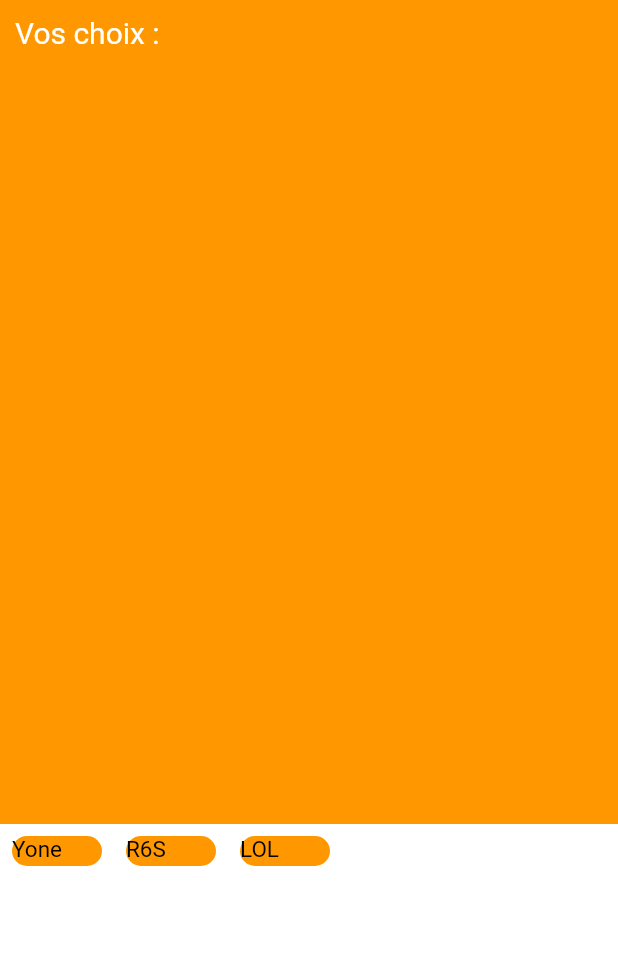
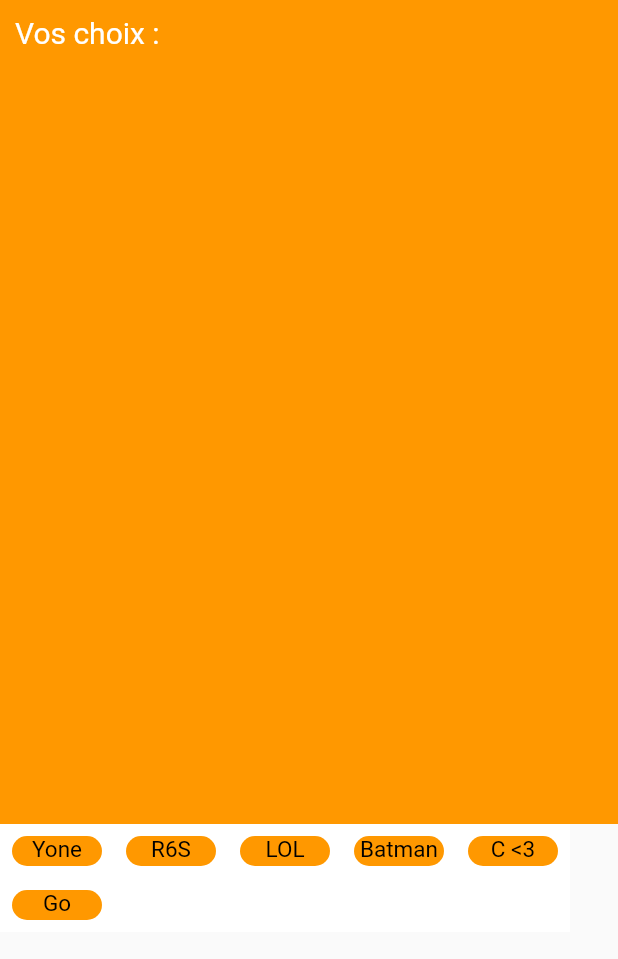
Before and after one commit to YanisGitHubCours/tp_flutter, a Flutter app: the screen it shows after launch, on a phone screen of 412 x 824 dp. Shown: the top 959 px of the screen. Run offline on Flutter 3.47's test engine with Material 2 defaults, Android fonts, the phone set to English and light mode, and no system bars; missing offline and left inert: dart:ffi.

Commit message:
change row to wrap for display all items correctly

```diff
--- a/lib/choice_item.dart
+++ b/lib/choice_item.dart
@@ -1,5 +1,5 @@
 import 'package:flutter/material.dart';
-import 'package:tp/Item.dart';
+import 'package:tp/item.dart';
 
 class ChoiceItems extends StatelessWidget {
   final Item myItem;
@@ -19,6 +19,7 @@ class ChoiceItems extends StatelessWidget {
         height: 20,
         child: Text(
           myItem.title,
+          textAlign: TextAlign.center,
           style: TextStyle(
             color: Colors.black,
             fontSize: 15,
@@ -27,7 +28,7 @@ class ChoiceItems extends StatelessWidget {
         decoration: BoxDecoration(
             color: Colors.orange,
             borderRadius: BorderRadius.all(
-              Radius.circular(25.0),
+              Radius.circular(15.0),
             )),
       ),
     );
--- a/lib/footer.dart
+++ b/lib/footer.dart
@@ -1,10 +1,10 @@
 import 'package:flutter/material.dart';
 import 'choice_item.dart';
-import 'package:tp/Item.dart';
+import 'package:tp/item.dart';
 
 class Footer extends StatelessWidget {
-  final List<Item> _items = List.generate(3, (int index) {
-    final List<String> _tag = ["Yone", "R6S", "LOL"];
+  final List<Item> _items = List.generate(6, (int index) {
+    final List<String> _tag = ["Yone", "R6S", "LOL", "Batman", "C <3", "Go"];
     return Item(_tag[index]);
   });
 
@@ -13,25 +13,24 @@ class Footer extends StatelessWidget {
     return Scaffold(
       body: Container(
         color: Colors.white,
-          child: Align(
-            alignment: Alignment.topLeft,
-            child: Row(
+        //Erreur dans la console a cause du wrap mais l'application marche correctement
+        child: Wrap(
+          runAlignment: WrapAlignment.start,
           children: [
-                for ( var i in _items )
+            for (var i in _items)
               GestureDetector(
                 child: ChoiceItems(myItem: i),
-                    onTap: (){
+                onTap: () {
                   i.counter = i.counter + 1;
                   i.status = true;
-                        if (i.counter%2 == 0){
-
+                  if (i.counter % 2 == 0) {
+                    i.status = false;
                   }
                 },
               )
           ],
         ),
       ),
-      ),
     );
   }
 }
```
Also changed, not shown: lib/item.dart (renamed from lib/Item.dart). Lines whose indentation alone changed are shown as unchanged.
